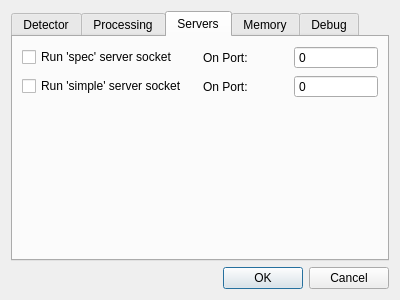
Old version of the form source/qxrdpreferencesdialog.ui in the repository guyjennings/qxrd.
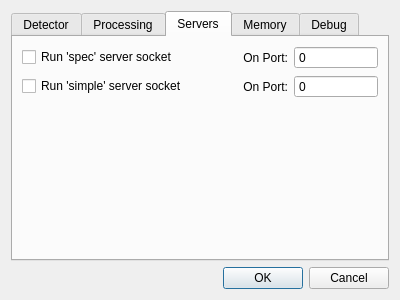
New version of the form. The open tabs and pages were chosen to show the change.

Commit message: Right aligned some text labels, rearranged masking dialog

Diff of the .ui file:
```diff
--- a/source/qxrdpreferencesdialog.ui
+++ b/source/qxrdpreferencesdialog.ui
@@ -188,6 +188,9 @@
            <property name="text">
             <string>On Port:</string>
            </property>
+           <property name="alignment">
+            <set>Qt::AlignRight|Qt::AlignTrailing|Qt::AlignVCenter</set>
+           </property>
           </widget>
          </item>
          <item>
@@ -213,6 +216,9 @@
            <property name="text">
             <string>On Port:</string>
            </property>
+           <property name="alignment">
+            <set>Qt::AlignRight|Qt::AlignTrailing|Qt::AlignVCenter</set>
+           </property>
           </widget>
          </item>
          <item>
```
Left out of the diff: 6 changed lines with no effect on the pictures. The commit also changes 3 other files.
